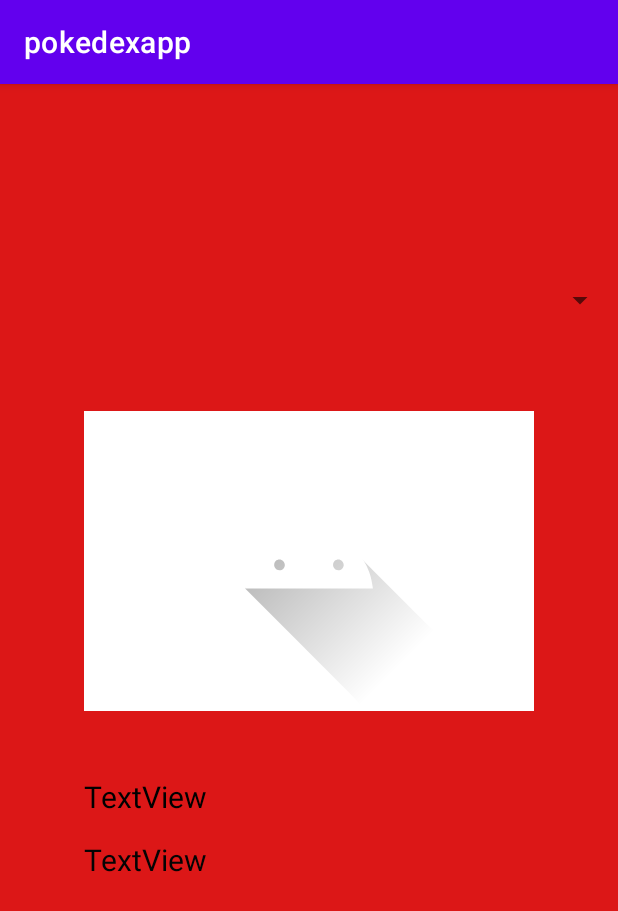
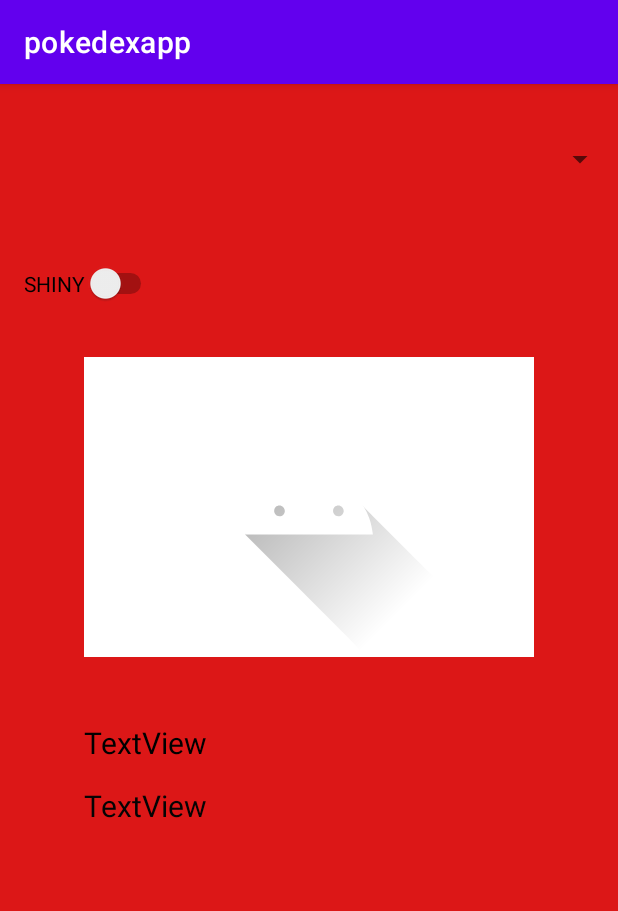
Before and after one commit to kourani55/pokedexapp, an Android app: the screen it shows after launch (MainActivity), on a phone screen of 412 x 824 dp. Shown: the top 911 px of the screen. Run offline under Robolectric (Android 15) with nearby library versions, the phone set to English and light mode, and no system bars; our stand-ins replace Volley; network calls fail; pictures from the network do not load.

Commit message:
Added switch
Added switch to main fragment, currently does nothing

```diff
--- a/app/build.gradle
+++ b/app/build.gradle
@@ -49,4 +49,5 @@ dependencies {
     implementation 'com.android.volley:volley:1.2.0'
     implementation 'com.github.bumptech.glide:glide:4.12.0'
 
+
 }
--- a/app/src/main/res/layout/fragment_main.xml
+++ b/app/src/main/res/layout/fragment_main.xml
@@ -12,10 +12,18 @@
         android:layout_width="409dp"
         android:layout_height="100dp"
         android:layout_marginStart="1dp"
-        android:layout_marginTop="94dp"
         android:layout_marginEnd="1dp"
         app:layout_constraintEnd_toEndOf="parent"
         app:layout_constraintStart_toStartOf="parent"
-        app:layout_constraintTop_toTopOf="parent"
-        />
+        app:layout_constraintTop_toTopOf="parent" />
+
+    <Switch
+        android:id="@+id/shinySwitch"
+        android:layout_height="50dp"
+        android:layout_marginStart="16dp"
+        android:layout_marginTop="8dp"
+        android:text="SHINY"
+        app:layout_constraintStart_toStartOf="parent"
+        app:layout_constraintTop_toBottomOf="@+id/spinner"
+        android:layout_width="wrap_content" />
 </androidx.constraintlayout.widget.ConstraintLayout>
```
